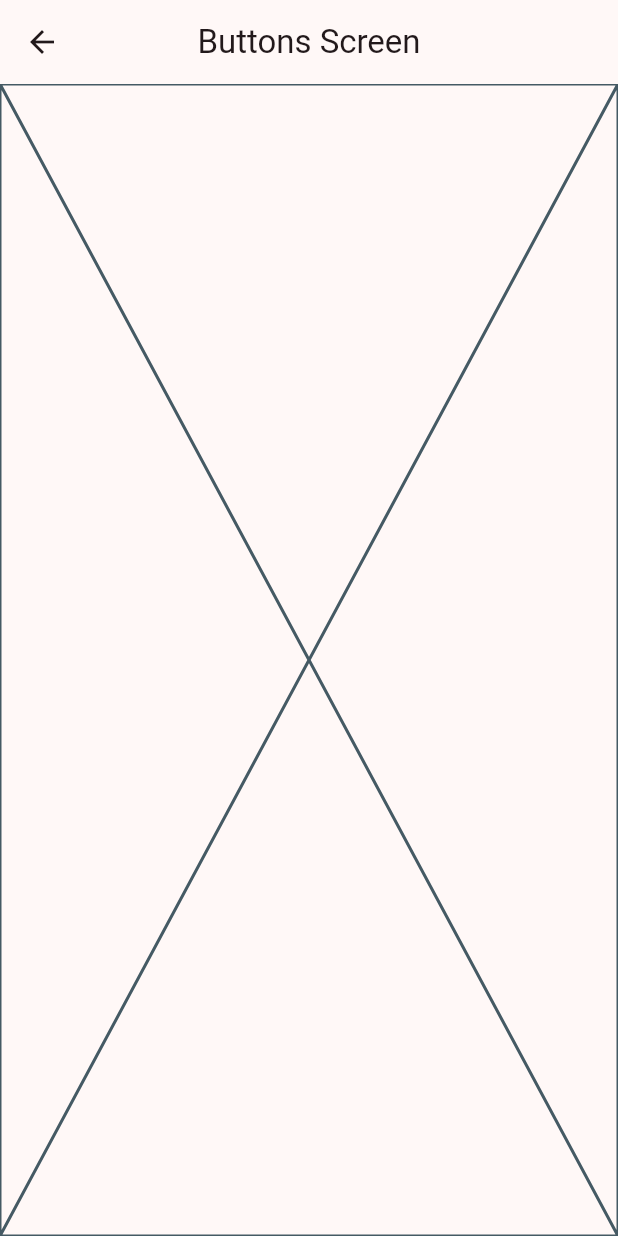
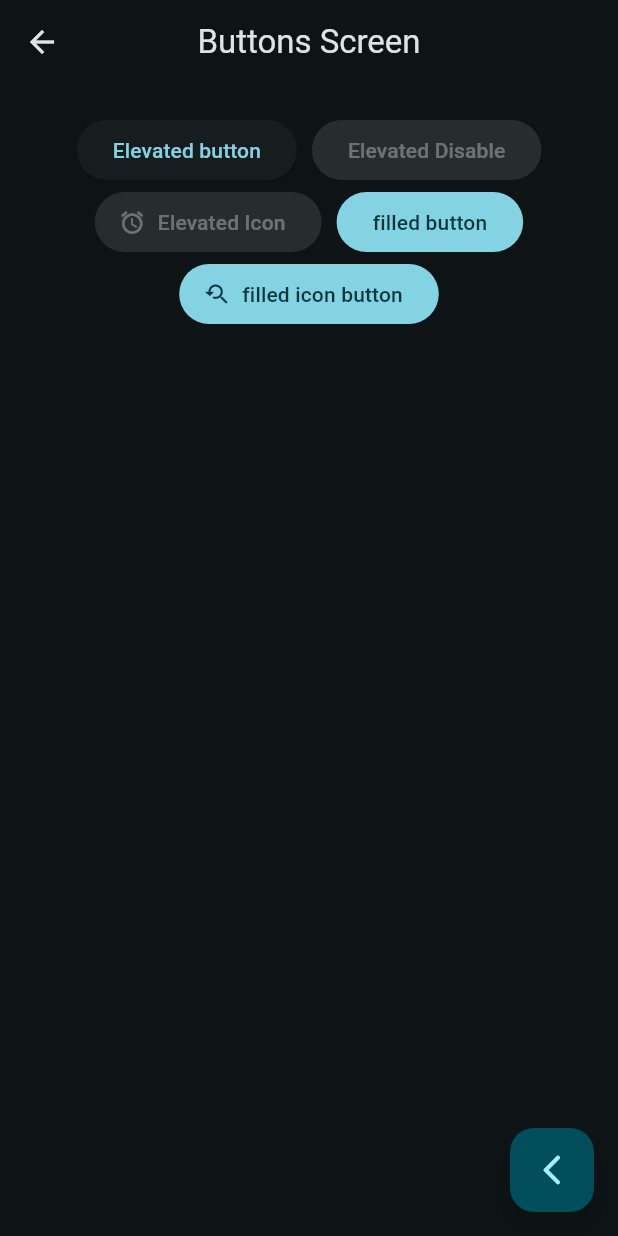
Before and after one commit to Erik-egam/Widgets_app, a Flutter app: the screen it shows after launch, after a tap on "Botones", on a phone screen of 412 x 824 dp. Run offline on Flutter 3.47's test engine with Material 3 defaults, Android fonts, the phone set to English and light mode, and no system bars; our stand-ins replace go_router.

Commit message:
vista de botones basicos

```diff
--- a/lib/config/theme/app_theme.dart
+++ b/lib/config/theme/app_theme.dart
@@ -20,7 +20,7 @@ class AppTheme {
 
   ThemeData getTheme(){
     return ThemeData(
-      // brightness: Brightness.dark,
+      brightness: Brightness.dark,
       appBarTheme: AppBarTheme(centerTitle: true,),
       useMaterial3: true,
       colorSchemeSeed: _colorList[selectedColor]
--- a/lib/main.dart
+++ b/lib/main.dart
@@ -1,5 +1,5 @@
 import 'package:flutter/material.dart';
-import 'package:widgets_app/config/menu/router/app_router.dart';
+import 'package:widgets_app/config/router/app_router.dart';
 import 'package:widgets_app/config/theme/app_theme.dart';
 
 void main() {
@@ -13,7 +13,7 @@ class MainApp extends StatelessWidget {
   Widget build(BuildContext context) {
     return MaterialApp.router(
       debugShowCheckedModeBanner: false,
-      theme: AppTheme(selectedColor: 5).getTheme(),
+      theme: AppTheme(selectedColor: 1).getTheme(),
       routerConfig: appRouter,
 
     );
--- a/lib/presentation/screens/buttons/buttons_screen.dart
+++ b/lib/presentation/screens/buttons/buttons_screen.dart
@@ -1,4 +1,5 @@
 import 'package:flutter/material.dart';
+import 'package:go_router/go_router.dart';
 
 class ButtonsScreen extends StatelessWidget {
   const ButtonsScreen({super.key});
@@ -7,10 +8,43 @@ class ButtonsScreen extends StatelessWidget {
   @override
   Widget build(BuildContext context) {
     return Scaffold(
-      appBar: AppBar(
-        title: const Text('Buttons Screen'),
+      appBar: AppBar(title: const Text('Buttons Screen')),
+      body: _ButtonsView(),
+      floatingActionButton: FloatingActionButton(
+        child: const Icon(Icons.arrow_back_ios_new_rounded),
+        onPressed: () {
+          context.pop();
+        },
       ),
-      body: const Placeholder(),
     );
   }
 }
+
+class _ButtonsView extends StatelessWidget {
+  const _ButtonsView();
+
+  @override
+  Widget build(BuildContext context) {
+    return SizedBox(
+      width: double.infinity,
+      child: Padding(
+        padding: EdgeInsetsGeometry.symmetric(horizontal: 10, vertical: 20),
+        child: Wrap(
+          alignment: WrapAlignment.center,
+          spacing: 10,
+          children: [
+            ElevatedButton(onPressed: () {}, child: Text('Elevated button')),
+            ElevatedButton(onPressed: null, child: Text('Elevated Disable')),
+            ElevatedButton.icon(
+              onPressed: null,
+              icon: Icon(Icons.access_alarm_rounded),
+              label: Text('Elevated Icon'),
+            ),
+            FilledButton(onPressed: (){}, child: Text('filled button')),
+            FilledButton.icon(onPressed: (){}, label: Text('filled icon button'), icon: Icon(Icons.youtube_searched_for_rounded),)
+          ],
+        ),
+      ),
+    );
+  }
+}
--- a/lib/presentation/screens/cards/cards_screen.dart
+++ b/lib/presentation/screens/cards/cards_screen.dart
@@ -2,7 +2,7 @@ import 'package:flutter/material.dart';
 
 class CardsScreen extends StatelessWidget {
   const CardsScreen({super.key});
-  static const String name = 'buttons_screen';
+  static const String name = 'cards_screen';
 
 
   @override
```
Also changed, not shown: lib/config/router/app_router.dart (renamed from lib/config/menu/router/app_router.dart).
